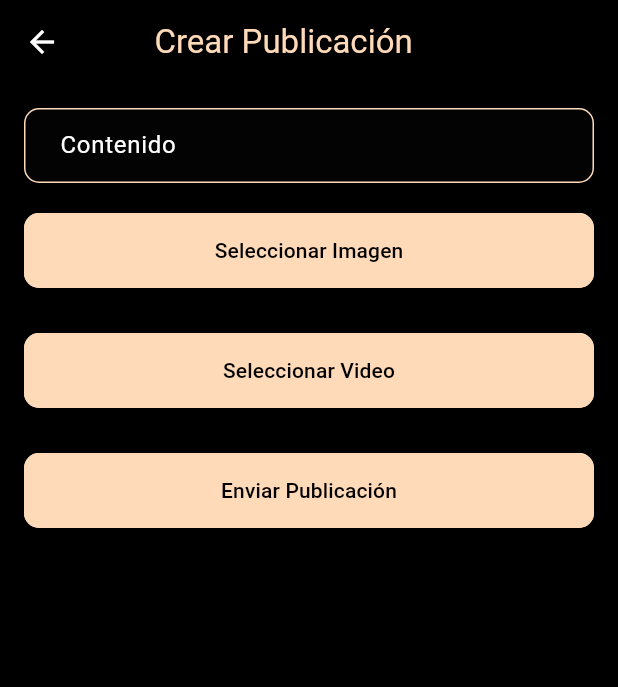
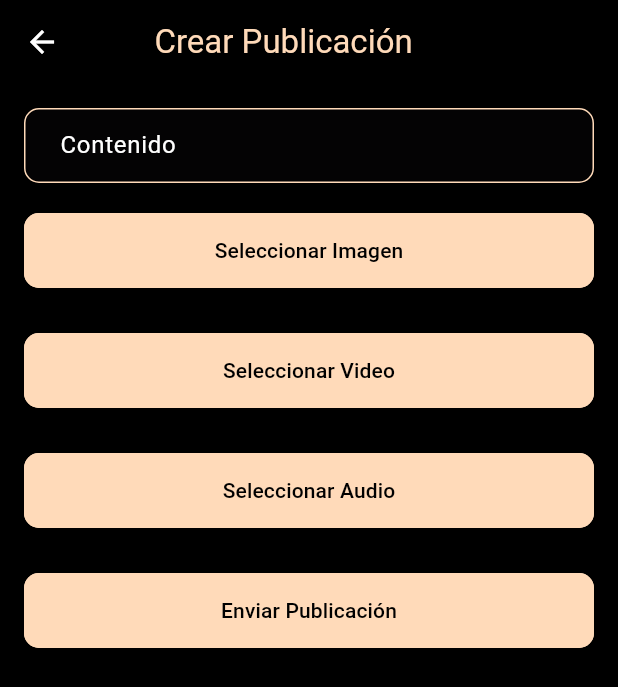
Before and after one commit to andresjuarez1/Social-network-app, a Flutter app: the CreatePostPage screen opened directly with empty values, on a phone screen of 412 x 824 dp. Shown: the top 687 px of the screen. Run offline on Flutter 3.47's test engine with Material 3 defaults, Android fonts, the phone set to English and light mode, and no system bars; our stand-ins replace audioplayers, cloud_firestore, file_picker, firebase_auth, firebase_core, firebase_database and 3 more; accounts and stored records are empty.

Commit message:
show audio

```diff
--- a/lib/presentation/create_post_page.dart
+++ b/lib/presentation/create_post_page.dart
@@ -20,6 +20,7 @@ class _CreatePostPageState extends State<CreatePostPage> {
   final TextEditingController _contentController = TextEditingController();
   File? _image;
   File? _video;
+  File? _audio;
   final picker = ImagePicker();
   VideoPlayerController? _videoController;
   final Color peachColor = Color(0xFFFFDAB9);
@@ -50,6 +51,21 @@ class _CreatePostPageState extends State<CreatePostPage> {
       });
     } else {
       print('No se seleccionó ningún video.');
+    }
+  }
+
+  Future getAudio() async {
+    FilePickerResult? result = await FilePicker.platform.pickFiles(
+      type: FileType.audio,
+      allowCompression: true,
+    );
+
+    if (result != null) {
+      setState(() {
+        _audio = File(result.files.single.path!);
+      });
+    } else {
+      print('No se seleccionó ningún audio.');
     }
   }
 
@@ -111,6 +127,34 @@ class _CreatePostPageState extends State<CreatePostPage> {
       print('No se ha seleccionado ningún video.');
     }
 
+    if (_audio != null) {
+      print('Ruta del audio: ${_audio!.path}');
+      try {
+        final storageRef = FirebaseStorage.instance.ref();
+        final uploadsRef = storageRef.child(
+            "${DateTime.now().millisecondsSinceEpoch}_${_audio!.path.split('/').last}");
+
+        await uploadsRef.putFile(_audio!);
+
+        final downloadURL = await uploadsRef.getDownloadURL();
+        final data = {
+          "Usuario": widget.email,
+          "Descripcion": content,
+          "Audio": downloadURL
+        };
+        DatabaseReference ref = FirebaseDatabase.instance.ref('Publicaciones');
+        String? postId = ref.push().key;
+
+        await ref.child(postId!).set(data);
+
+        print("File uploaded successfully. Download URL: $downloadURL");
+      } catch (e) {
+        print("Error uploading audio: $e");
+      }
+    } else {
+      print('No se ha seleccionado ningún audio.');
+    }
+
     Navigator.pop(context);
   }
 
@@ -130,7 +174,6 @@ class _CreatePostPageState extends State<CreatePostPage> {
         iconTheme: IconThemeData(color: Colors.white),
       ),
       body: SingleChildScrollView(
-        // Cambio aquí
         child: Padding(
           padding: const EdgeInsets.all(16.0),
           child: Column(
@@ -216,6 +259,30 @@ class _CreatePostPageState extends State<CreatePostPage> {
                 width: double.infinity,
                 height: 50,
                 child: ElevatedButton(
+                  onPressed: getAudio,
+                  style: ElevatedButton.styleFrom(
+                    backgroundColor: peachColor,
+                    shape: RoundedRectangleBorder(
+                      borderRadius: BorderRadius.circular(10.0),
+                      side: BorderSide(color: peachColor),
+                    ),
+                  ),
+                  child: Text(
+                    'Seleccionar Audio',
+                    style: TextStyle(color: Colors.black),
+                  ),
+                ),
+              ),
+              SizedBox(height: 10),
+              _audio != null
+                  ? Text('Audio seleccionado: ${_audio!.path.split('/').last}',
+                      style: TextStyle(color: Colors.white))
+                  : SizedBox(),
+              SizedBox(height: 20),
+              SizedBox(
+                width: double.infinity,
+                height: 50,
+                child: ElevatedButton(
                   onPressed: _submitPost,
                   style: ElevatedButton.styleFrom(
                     backgroundColor: peachColor,
--- a/pubspec.yaml
+++ b/pubspec.yaml
@@ -39,7 +39,7 @@ dependencies:
   permission_handler: ^11.3.1
   chewie: ^1.2.0
   just_audio: ^0.9.30
-  audioplayers: ^0.20.1
+  audioplayers: ^6.0.0
 
   # The following adds the Cupertino Icons font to your application.
   # Use with the CupertinoIcons class for iOS style icons.
```
Also changed, not shown: lib/presentation/components/audio_widget.dart (+4 -4 lines), lib/presentation/landing.dart (+5 -5 lines), pubspec.lock, 6 other files.
